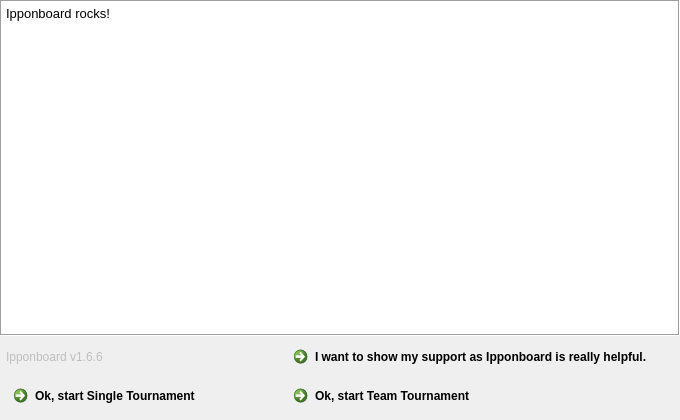
Above: base/SplashScreen.ui from fmuecke/Ipponboard before the change. Below: the same form after it.
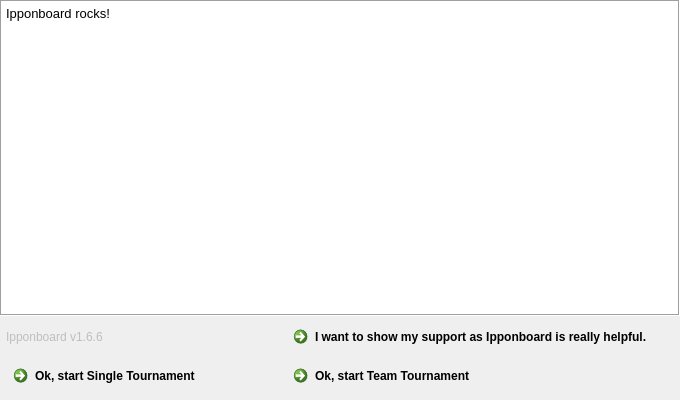
That is the form after the change. Icons and pictures are not drawn.

```diff
--- a/base/SplashScreen.ui
+++ b/base/SplashScreen.ui
@@ -10,7 +10,7 @@
     <x>0</x>
     <y>0</y>
     <width>680</width>
-    <height>420</height>
+    <height>400</height>
    </rect>
   </property>
   <property name="font">
@@ -178,6 +178,9 @@
        <property name="autoDefault">
         <bool>true</bool>
        </property>
+       <property name="description">
+        <string/>
+       </property>
       </widget>
      </item>
      <item row="1" column="1">
```
Left out of the diff: 6 changed lines with no effect on the pictures.
